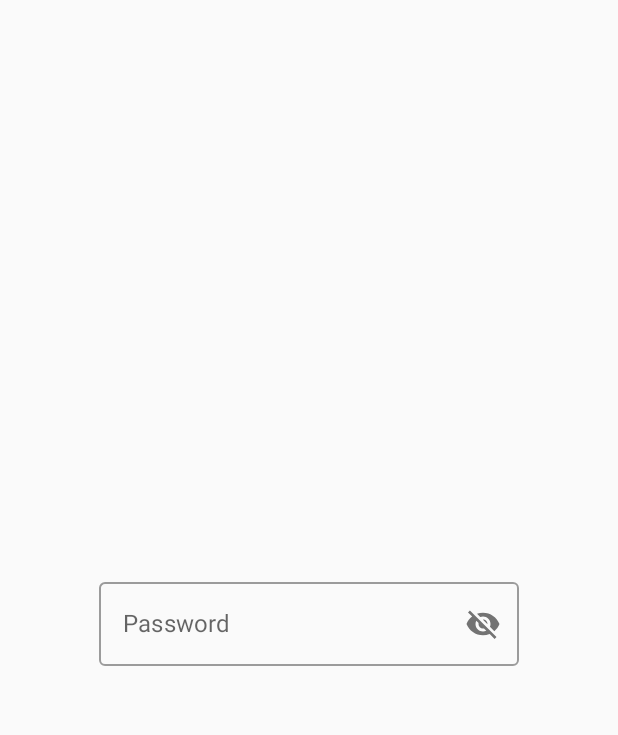
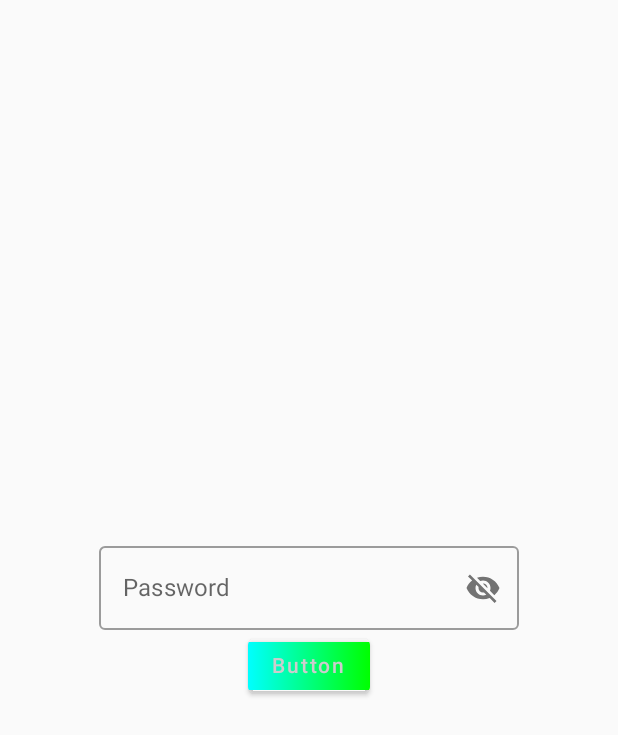
Before and after one commit to CoderEslam/LearnCompose, an Android app built with Jetpack Compose: the screen it shows after launch (TextFieldActivity), on a phone screen of 412 x 824 dp. Shown: the top 735 px of the screen. Run offline under Robolectric (Android 15) with nearby library versions, the phone set to English and light mode, and no system bars.

Commit message:
Compose App

```diff
--- a/app/src/main/java/com/doubleclick/learncompose/TextFieldActivity.kt
+++ b/app/src/main/java/com/doubleclick/learncompose/TextFieldActivity.kt
@@ -18,11 +18,14 @@ import androidx.compose.runtime.Composable
 import androidx.compose.runtime.saveable.rememberSaveable
 import androidx.compose.ui.Alignment
 import androidx.compose.ui.Modifier
+import androidx.compose.ui.graphics.Brush
+import androidx.compose.ui.graphics.Color
 import androidx.compose.ui.res.painterResource
 import androidx.compose.ui.text.input.PasswordVisualTransformation
 import androidx.compose.ui.text.input.VisualTransformation
 import androidx.compose.ui.tooling.preview.Preview
 import com.doubleclick.learncompose.ui.theme.LearnComposeTheme
+import com.doubleclick.learncompose.views.GradientButton
 
 class TextFieldActivity : ComponentActivity() {
 
@@ -77,5 +80,12 @@ fun Textfield() {
                 PasswordVisualTransformation()
             }
         )
+        GradientButton(
+            text = "Button",
+            textColor = Color.LightGray,
+            gradient = Brush.horizontalGradient(colors = listOf(Color.Cyan, Color.Green))
+        ) {
+
+        }
     }
 }
--- /dev/null
+++ b/app/src/main/java/com/doubleclick/learncompose/views/GradienButton.kt
@@ -0,0 +1,50 @@
+package com.doubleclick.learncompose.views
+
+import android.graphics.drawable.GradientDrawable
+import androidx.compose.foundation.background
+import androidx.compose.foundation.layout.Box
+import androidx.compose.foundation.layout.PaddingValues
+import androidx.compose.foundation.layout.padding
+import androidx.compose.material.Button
+import androidx.compose.material.ButtonDefaults
+import androidx.compose.material.Text
+import androidx.compose.runtime.Composable
+import androidx.compose.ui.Alignment
+import androidx.compose.ui.Modifier
+import androidx.compose.ui.graphics.Brush
+import androidx.compose.ui.graphics.Color
+import androidx.compose.ui.tooling.preview.Preview
+import androidx.compose.ui.unit.dp
+
+
+@Composable
+fun GradientButton(
+    text: String, textColor: Color, gradient: Brush, onClick: () -> Unit
+) {
+    Button(
+        onClick = { onClick() }, colors = ButtonDefaults.buttonColors(
+            backgroundColor = Color.Transparent
+        ), contentPadding = PaddingValues()
+    ) {
+        Box(
+            modifier = Modifier
+                .background(gradient)
+                .padding(horizontal = 16.dp, vertical = 8.dp),
+            contentAlignment = Alignment.Center
+        ) {
+            Text(text = text, color = textColor)
+        }
+    }
+}
+
+
+@Preview
+@Composable
+fun pre() {
+    GradientButton(
+        text = "Button",
+        textColor = Color.White,
+        gradient = Brush.horizontalGradient(colors = listOf(Color.Cyan, Color.Green))
+    ) {
+    }
+}
```
